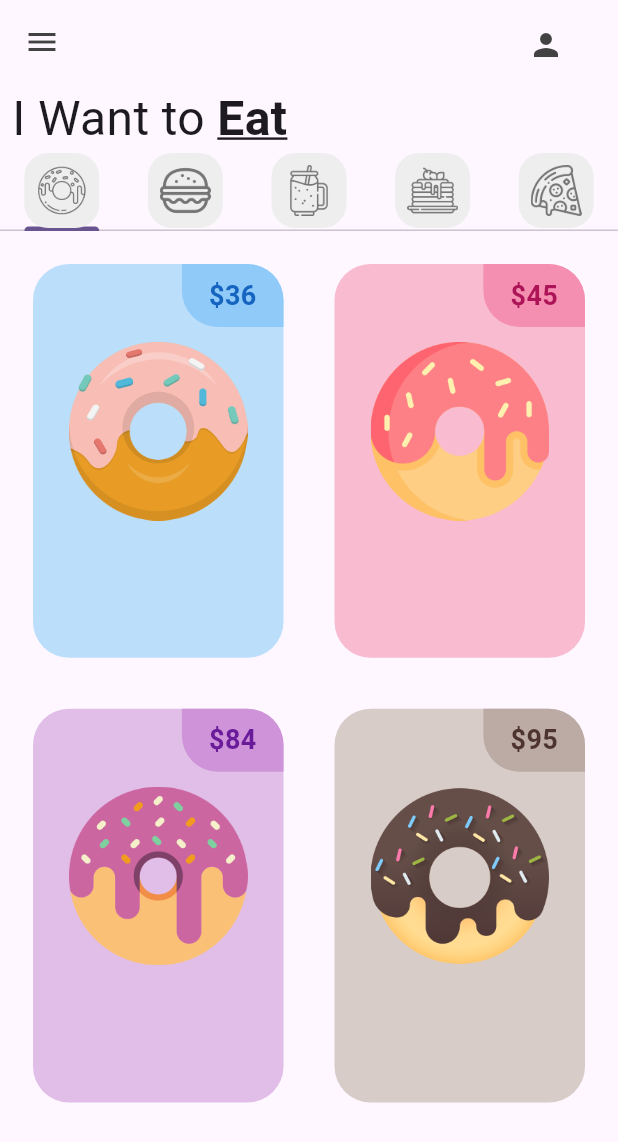
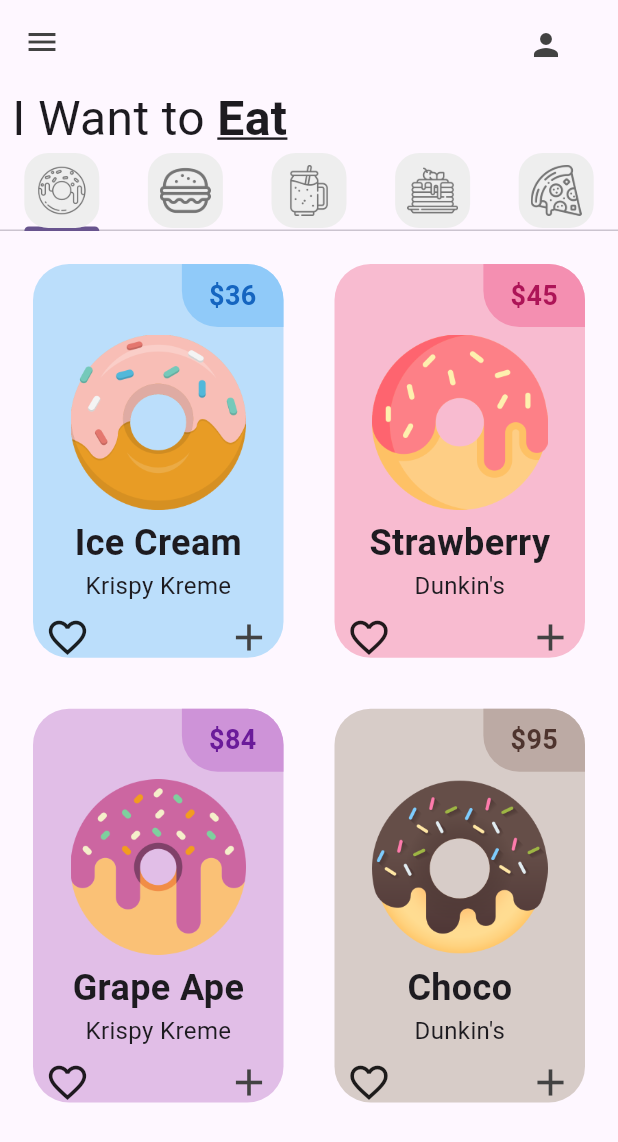
Before and after one commit to JoaquinCar/donut_app_2b_carmona, a Flutter app: the screen it shows after launch, on a phone screen of 412 x 824 dp. Shown: the top 1142 px of the screen. Run offline on Flutter 3.47's test engine with Material 3 defaults, Android fonts, the phone set to English and light mode, and no system bars.

Commit message:
DonutTile Finished

```diff
--- a/lib/tabs/donut_tab.dart
+++ b/lib/tabs/donut_tab.dart
@@ -5,10 +5,10 @@
   //lista de donas
   final List donutsOnSale = [
     //[donutFlavor,donutPrice,donutColor,ImageName]
-    ["Ice Cream", "36", Colors.blue, "lib/images/icecream_donut.png"],
-    ["Strawberry", "45", Colors.pink, "lib/images/strawberry_donut.png"],
-    ["Grape Ape", "84", Colors.purple, "lib/images/grape_donut.png"],
-    ["Choco", "95", Colors.brown, "lib/images/chocolate_donut.png"],
+    ["Ice Cream","Krispy Kreme", "36", Colors.blue, "lib/images/icecream_donut.png"],
+    ["Strawberry","Dunkin's","45", Colors.pink, "lib/images/strawberry_donut.png"],
+    ["Grape Ape","Krispy Kreme", "84", Colors.purple, "lib/images/grape_donut.png"],
+    ["Choco","Dunkin's", "95", Colors.brown, "lib/images/chocolate_donut.png"],
 
   ];
   DonutTab({super.key});
@@ -29,9 +29,10 @@
       itemBuilder: (context, index) {
         return DonutTile(
           donutFlavor: donutsOnSale[index][0],
-          donutPrice: donutsOnSale[index][1],
-          donutColor: donutsOnSale[index][2],
-          donutImage: donutsOnSale[index][3],
+          store: donutsOnSale[index][1],
+          donutPrice: donutsOnSale[index][2],
+          donutColor: donutsOnSale[index][3],
+          donutImage: donutsOnSale[index][4],
         );
 
       },
--- a/lib/utils/donut_tile.dart
+++ b/lib/utils/donut_tile.dart
@@ -2,12 +2,14 @@
 
 class DonutTile extends StatelessWidget {
   final String donutFlavor;
+  final String store;
   final String donutPrice;
   final dynamic donutColor; //dynamic es un tipo de dato que puede ser cualquier tipo de dato
   final String donutImage;
 
   const DonutTile({super.key,
     required this.donutFlavor,
+    required this.store,
     required this.donutPrice,
     required this.donutColor,
     required this.donutImage,
@@ -39,16 +41,53 @@
              ,),
 
            //DonutImage
-           Padding(padding: const EdgeInsets.symmetric(vertical: 10,horizontal: 24),
+           Padding(padding: const EdgeInsets.symmetric(vertical: 5,horizontal: 25),
            child: Image.asset(donutImage),
-           )
+           ),
 
            //info
+            Row(
+              mainAxisAlignment: MainAxisAlignment.center,
+              children: [
+                Text(
+                  '$donutFlavor',
+                  style:const TextStyle(
+                    fontWeight: FontWeight.bold,
+                    fontSize: 24,
+                  ),
+                ),
+                const SizedBox(height: 4,)
+              ],
+            ),
+           Row(
+             mainAxisAlignment: MainAxisAlignment.center,
+             children: [
+               Text(
+                 '$store',
+                 style:const TextStyle(
+                   fontSize: 16,
+                 ),
+               ),
+               const SizedBox(height: 4,),
+            ]
+       ),
+
+           Padding(
+             padding: const EdgeInsets.all(8.0),
+             child: Row(
+               mainAxisAlignment: MainAxisAlignment.spaceBetween,
+               children: [
+                 Icon(Icons.favorite_border_outlined,size: 30,),
+                 Icon(Icons.add, color: Colors.grey[800],size: 30,),
+               ],
+             ),
+           )
+        ])
+    ));
+
 
            //fav and add icon
-         ],
-       ),
-      ),
-    );
-  }
+
+
 }
+}
```
